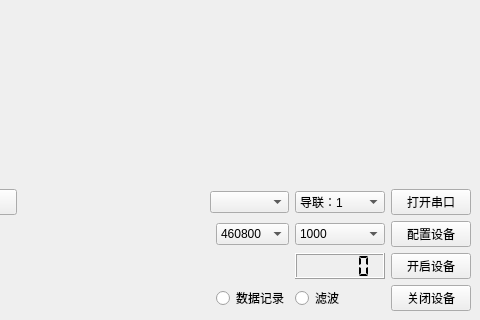
Old version of the form LuoDeviceTest/src/mainwindow.ui in the repository lfsty/LuoDeviceTest; both pictures show x 126 to 606 and y 253 to 573 of the 606 by 573 pixel window.
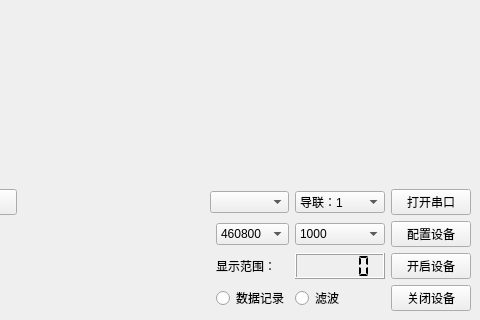
New version of the form. Custom widgets are drawn as their Qt base class.

Diff of the .ui file:
```diff
--- a/LuoDeviceTest/src/mainwindow.ui
+++ b/LuoDeviceTest/src/mainwindow.ui
@@ -209,6 +209,13 @@
       <item row="1" column="3" colspan="2">
        <widget class="QComboBox" name="m_comboBox_ComNameSelect"/>
       </item>
+      <item row="3" column="4">
+       <widget class="QLabel" name="m_label_total_ch_yRange">
+        <property name="text">
+         <string>显示范围：</string>
+        </property>
+       </widget>
+      </item>
      </layout>
     </item>
    </layout>
```
